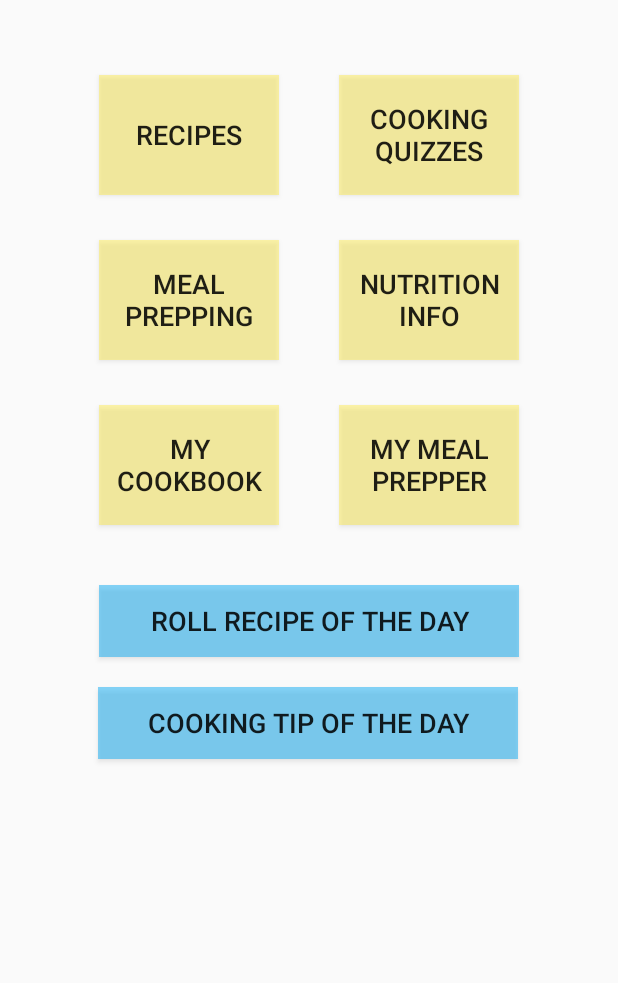
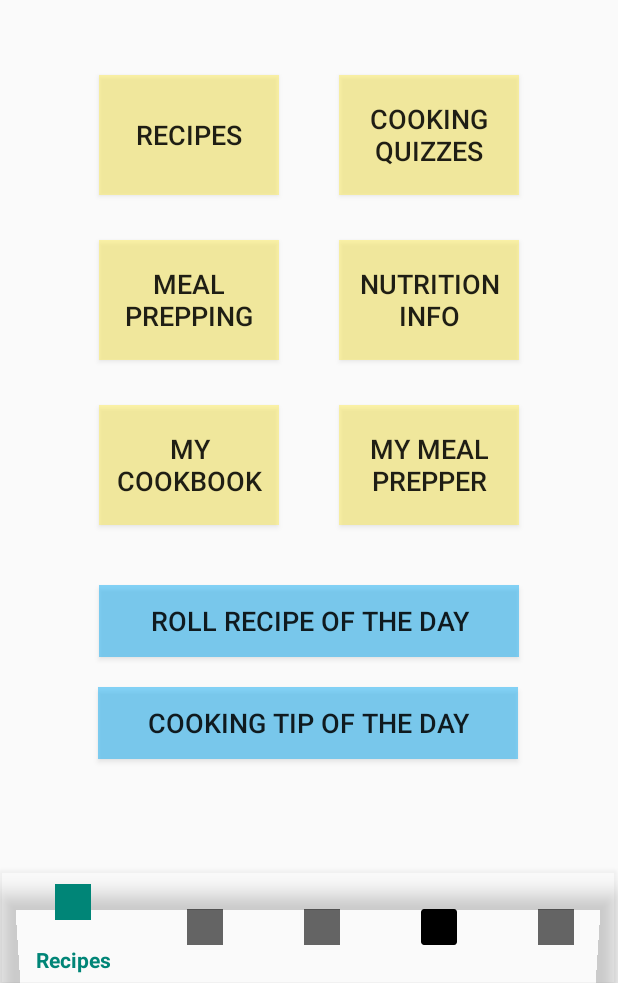
Before and after one commit to KennethLi00/Cookversity, an Android app: the screen it shows after launch (MainActivity), on a phone screen of 412 x 824 dp, the part 253-1236 px from its top. Run offline under Robolectric (Android 15) with nearby library versions, the light colour scheme and no system bars.

Commit message:
menu bar

```diff
--- a/app/build.gradle
+++ b/app/build.gradle
@@ -26,4 +26,5 @@ dependencies {
     testImplementation 'junit:junit:4.12'
     androidTestImplementation 'androidx.test.ext:junit:1.1.0'
     androidTestImplementation 'androidx.test.espresso:espresso-core:3.1.1'
+    implementation 'com.google.android.material:material:1.1.0'
 }
--- a/app/src/main/res/layout/activity_main.xml
+++ b/app/src/main/res/layout/activity_main.xml
@@ -110,4 +110,15 @@
         app:layout_constraintEnd_toEndOf="parent"
         app:layout_constraintStart_toStartOf="parent"
         app:layout_constraintTop_toBottomOf="@+id/btCookbook" />
+
+    <com.google.android.material.bottomnavigation.BottomNavigationView
+        android:id="@+id/bnNavigation"
+        android:layout_width="409dp"
+        android:layout_height="74dp"
+        android:layout_marginEnd="2dp"
+        app:backgroundTint="#00F3F1F1"
+        app:layout_constraintBottom_toBottomOf="parent"
+        app:layout_constraintEnd_toEndOf="parent"
+        app:layout_constraintStart_toStartOf="parent"
+        app:menu="@menu/menu_items" />
 </androidx.constraintlayout.widget.ConstraintLayout>
--- /dev/null
+++ b/app/src/main/res/menu/menu_items.xml
@@ -0,0 +1,25 @@
+<?xml version="1.0" encoding="utf-8"?>
+<menu xmlns:app="http://schemas.android.com/apk/res-auto"
+    xmlns:android="http://schemas.android.com/apk/res/android">
+
+    <item
+        android:id="@+id/miRecipes"
+        android:icon="@color/colorAccent"
+        android:title="Recipes" />
+    <item
+        android:id="@+id/miNutrition"
+        android:icon="@color/design_default_color_secondary"
+        android:title="Nutrition" />
+    <item
+        android:id="@+id/miMealPrep"
+        android:icon="@color/design_default_color_primary"
+        android:title="Meal Prep" />
+    <item
+        android:id="@+id/miCookbook"
+        android:icon="@mipmap/ic_launcher"
+        android:title="My Cookbook" />
+    <item
+        android:id="@+id/miQuizzes"
+        android:icon="@color/design_default_color_error"
+        android:title="Quizzes" />
+</menu>
```
